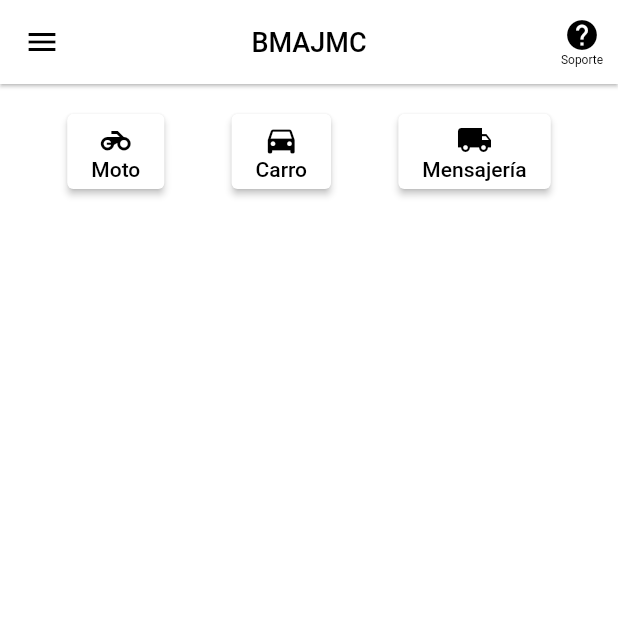
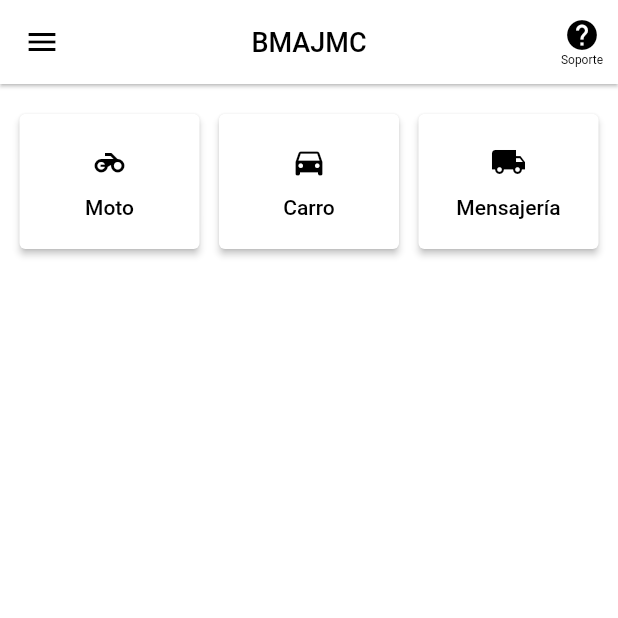
Before and after one commit to BiGBrainBran/B-M-A-J-M-C, a Flutter app: the HomePage screen opened by its route, on a phone screen of 412 x 824 dp, the top half of it. Run offline on Flutter 3.47's test engine with Material 2 defaults, Android fonts, the phone set to English and light mode, and no system bars; drawn by our look-alikes of auto_size_text.

Commit message:
Commit con todo corregido y funcionando hasta el momento, cambios importantes son los botones, tema, register, login y botones para las diferentes opciones de la app

```diff
--- a/lib/pages/home_page.dart
+++ b/lib/pages/home_page.dart
@@ -39,7 +39,6 @@ class _HomePageState extends State<HomePage> {
             ),
             onPressed: () {
               // Add your help functionality here
-
             },
           ),
         ],
@@ -135,18 +134,20 @@ class _HomePageState extends State<HomePage> {
                     },
                     style: ElevatedButton.styleFrom(
                       primary: Colors.white,
-                      minimumSize: Size(5, 50),
+                      minimumSize: Size(120, 90),  // Adjusted minimumSize
+                      padding: EdgeInsets.all(10.0),  // Adjusted padding
                     ),
                     child: Column(
                       children: [
                         Icon(Icons.motorcycle, color: Colors.black),  // Set icon color to black
+                        SizedBox(height: 10), // Add some space between icon and text
                         AutoSizeText(
                           'Moto',
                           style: TextStyle(color: Colors.black),
                           maxLines: 1,
                           minFontSize: 10,
                           maxFontSize: 18,
-                          textAlign: TextAlign.center,
+                          textAlign: TextAlign.left, // Align text to the left
                         ),
                       ],
                     ),
@@ -157,18 +158,20 @@ class _HomePageState extends State<HomePage> {
                     },
                     style: ElevatedButton.styleFrom(
                       primary: Colors.white,
-                      minimumSize: Size(5, 50),
+                      minimumSize: Size(120, 90),  // Adjusted minimumSize
+                      padding: EdgeInsets.all(10.0),  // Adjusted padding
                     ),
                     child: Column(
                       children: [
                         Icon(Icons.directions_car, color: Colors.black),  // Set icon color to black
+                        SizedBox(height: 10), // Add some space between icon and text
                         AutoSizeText(
                           'Carro',
                           style: TextStyle(color: Colors.black),
                           maxLines: 1,
                           minFontSize: 10,
                           maxFontSize: 18,
-                          textAlign: TextAlign.center,
+                          textAlign: TextAlign.left, // Align text to the left
                         ),
                       ],
                     ),
@@ -179,18 +182,20 @@ class _HomePageState extends State<HomePage> {
                     },
                     style: ElevatedButton.styleFrom(
                       primary: Colors.white,
-                      minimumSize: Size(5, 50),
+                      minimumSize: Size(120, 90),  // Adjusted minimumSize
+                      padding: EdgeInsets.all(10.0),  // Adjusted padding
                     ),
                     child: Column(
                       children: [
                         Icon(Icons.local_shipping, color: Colors.black),  // Set icon color to black
+                        SizedBox(height: 10), // Add some space between icon and text
                         AutoSizeText(
                           'Mensajería',
                           style: TextStyle(color: Colors.black),
                           maxLines: 1,
                           minFontSize: 10,
                           maxFontSize: 18,
-                          textAlign: TextAlign.center,
+                          textAlign: TextAlign.left, // Align text to the left
                         ),
                       ],
                     ),
```
